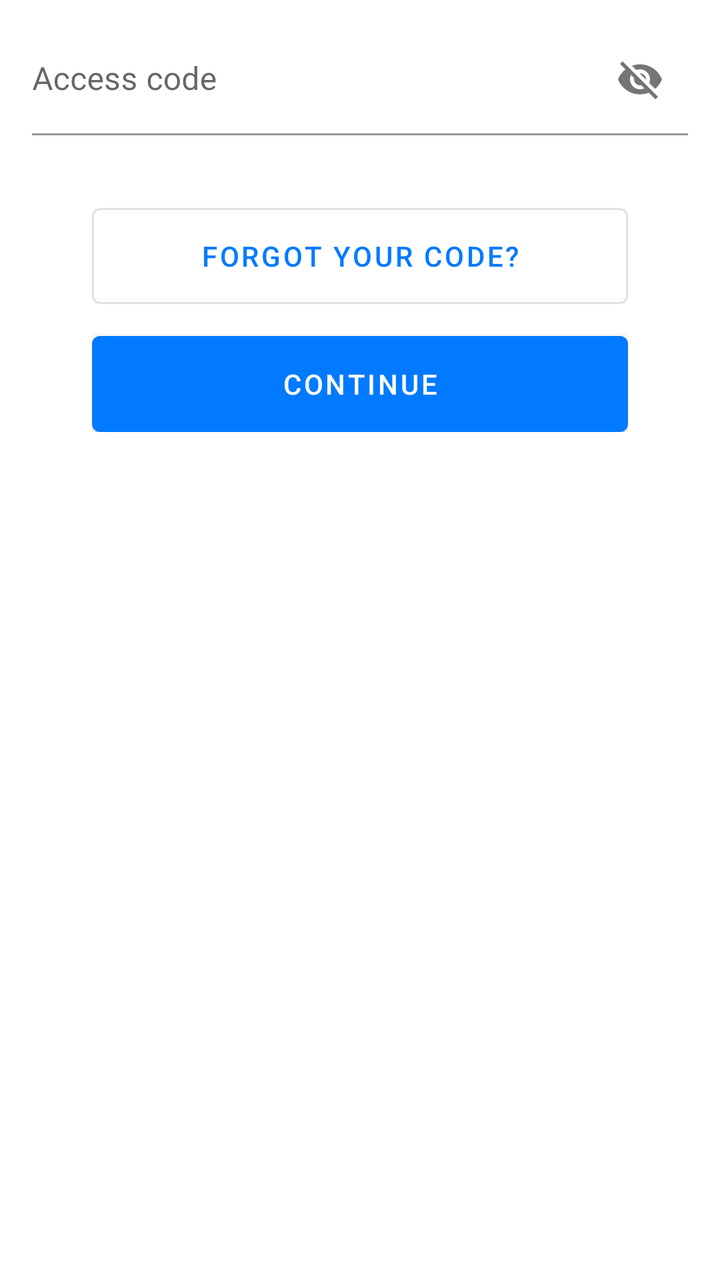
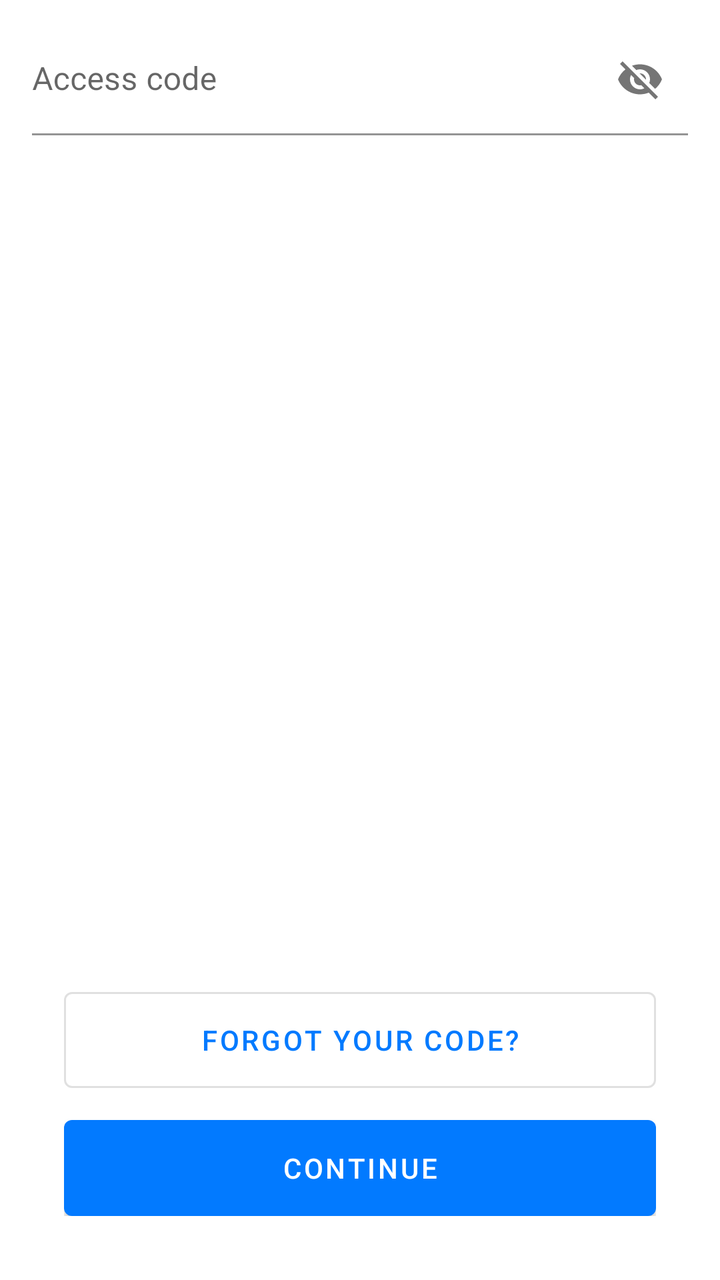

Compare the two renders of this Android layout. The source of the first and the diff that turns it into the second are given below.
<!-- AndroidManifest.xml: another module's application theme AppTheme -->
<!-- res/layout/pin_code_request_layout.xml -->
<?xml version="1.0" encoding="utf-8"?>
<androidx.constraintlayout.widget.ConstraintLayout xmlns:android="http://schemas.android.com/apk/res/android"
    xmlns:app="http://schemas.android.com/apk/res-auto"
    android:id="@+id/csPinCode"
    android:layout_width="match_parent"
    android:layout_height="@dimen/bottom_sheet_top_container_height"
    android:focusable="true"
    android:focusableInTouchMode="true">

    <FrameLayout
        android:id="@+id/flLayout"
        android:layout_width="0dp"
        android:layout_height="wrap_content"
        android:layout_marginTop="12dp"
        android:paddingStart="16dp"
        android:paddingEnd="16dp"
        app:layout_constraintEnd_toEndOf="parent"
        app:layout_constraintStart_toStartOf="parent"
        app:layout_constraintTop_toTopOf="parent">

        <com.google.android.material.textfield.TextInputLayout
            android:id="@+id/tilPinCode"
            android:layout_width="match_parent"
            android:layout_height="wrap_content"
            android:hint="@string/pin1"
            app:boxBackgroundColor="@android:color/transparent"
            app:endIconMode="password_toggle"
            app:errorIconDrawable="@null">

            <com.google.android.material.textfield.TextInputEditText
                android:id="@+id/etPinCode"
                android:layout_width="match_parent"
                android:layout_height="match_parent"
                android:background="@android:color/transparent"
                android:paddingStart="0dp"
                android:paddingEnd="0dp" />

        </com.google.android.material.textfield.TextInputLayout>

    </FrameLayout>

    <LinearLayout
        android:layout_width="match_parent"
        android:layout_height="wrap_content"
        android:orientation="vertical"
        android:layout_marginStart="46dp"
        android:layout_marginTop="@dimen/button_continue_margin_top"
        android:layout_marginEnd="46dp"
        app:layout_constraintTop_toTopOf="parent">

        <Button
            style="@style/Widget.MaterialComponents.Button.OutlinedButton"
            android:id="@+id/btnForgotCode"
            android:layout_width="match_parent"
            android:layout_height="wrap_content"
            android:insetTop="0dp"
            android:insetBottom="0dp"
            android:text="@string/reset_codes_btn_forgot_your_code"
            app:layout_constraintEnd_toEndOf="parent"
            app:layout_constraintStart_toStartOf="parent"
            app:layout_constraintTop_toTopOf="parent"
            android:layout_marginBottom="16dp"
            />

        <com.google.android.material.button.MaterialButton
            android:id="@+id/btnContinue"
            android:layout_width="match_parent"
            android:layout_height="wrap_content"
            android:insetTop="0dp"
            android:insetBottom="0dp"
            android:text="@string/common_continue"
            app:layout_constraintEnd_toEndOf="parent"
            app:layout_constraintStart_toStartOf="parent"
            app:layout_constraintTop_toTopOf="parent" />

    </LinearLayout>

</androidx.constraintlayout.widget.ConstraintLayout>
<!-- resources referenced by this layout -->
<resources>
  <dimen name="bottom_sheet_top_container_height">220dp</dimen>
  <dimen name="button_continue_margin_top">104dp</dimen>
  <string name="common_continue">Continue</string>
  <string name="pin1">Access code</string>
  <string name="reset_codes_btn_forgot_your_code" translatable="false">Forgot your code?</string>
  <style name="AppTheme" parent="Theme.MaterialComponents.DayNight.NoActionBar">
          <item name="colorPrimary">@color/primary</item>
          <item name="colorPrimaryDark">@color/primary_dark</item>
          <item name="colorOnPrimary">@color/on_primary</item>
          <item name="colorSecondary">@color/primary</item>
      </style>
  <color name="primary">#027aff</color>
  <color name="primary_dark">#0a02ff</color>
  <color name="on_primary">#FFFFFF</color>
</resources>

<!-- the commit's change to res/layout/pin_code_request_layout.xml (unified diff, before → after) -->
@@ -1,22 +1,20 @@
 <?xml version="1.0" encoding="utf-8"?>
-<androidx.constraintlayout.widget.ConstraintLayout xmlns:android="http://schemas.android.com/apk/res/android"
+<androidx.appcompat.widget.LinearLayoutCompat xmlns:android="http://schemas.android.com/apk/res/android"
     xmlns:app="http://schemas.android.com/apk/res-auto"
     android:id="@+id/csPinCode"
     android:layout_width="match_parent"
-    android:layout_height="@dimen/bottom_sheet_top_container_height"
+    android:layout_height="match_parent"
     android:focusable="true"
-    android:focusableInTouchMode="true">
+    android:focusableInTouchMode="true"
+    android:orientation="vertical">
 
     <FrameLayout
         android:id="@+id/flLayout"
-        android:layout_width="0dp"
+        android:layout_width="match_parent"
         android:layout_height="wrap_content"
         android:layout_marginTop="12dp"
         android:paddingStart="16dp"
-        android:paddingEnd="16dp"
-        app:layout_constraintEnd_toEndOf="parent"
-        app:layout_constraintStart_toStartOf="parent"
-        app:layout_constraintTop_toTopOf="parent">
+        android:paddingEnd="16dp">
 
         <com.google.android.material.textfield.TextInputLayout
             android:id="@+id/tilPinCode"
@@ -24,8 +22,8 @@
             android:layout_height="wrap_content"
             android:hint="@string/pin1"
             app:boxBackgroundColor="@android:color/transparent"
-            app:endIconMode="password_toggle"
-            app:errorIconDrawable="@null">
+            app:errorIconDrawable="@null"
+            app:passwordToggleEnabled="true">
 
             <com.google.android.material.textfield.TextInputEditText
                 android:id="@+id/etPinCode"
@@ -39,28 +37,35 @@
 
     </FrameLayout>
 
+    <View
+        android:layout_width="match_parent"
+        android:layout_height="0dp"
+        android:layout_weight="1" />
+
     <LinearLayout
         android:layout_width="match_parent"
         android:layout_height="wrap_content"
+        android:layout_marginStart="32dp"
+        android:layout_marginTop="72dp"
+        android:layout_marginEnd="32dp"
+        android:layout_marginBottom="32dp"
         android:orientation="vertical"
-        android:layout_marginStart="46dp"
-        android:layout_marginTop="@dimen/button_continue_margin_top"
-        android:layout_marginEnd="46dp"
-        app:layout_constraintTop_toTopOf="parent">
+        app:layout_constraintBottom_toBottomOf="parent"
+        app:layout_constraintEnd_toEndOf="parent"
+        app:layout_constraintStart_toStartOf="parent">
 
         <Button
+            android:id="@+id/btnForgotCode"
             style="@style/Widget.MaterialComponents.Button.OutlinedButton"
-            android:id="@+id/btnForgotCode"
             android:layout_width="match_parent"
             android:layout_height="wrap_content"
+            android:layout_marginBottom="16dp"
             android:insetTop="0dp"
             android:insetBottom="0dp"
             android:text="@string/reset_codes_btn_forgot_your_code"
             app:layout_constraintEnd_toEndOf="parent"
             app:layout_constraintStart_toStartOf="parent"
-            app:layout_constraintTop_toTopOf="parent"
-            android:layout_marginBottom="16dp"
-            />
+            app:layout_constraintTop_toTopOf="parent" />
 
         <com.google.android.material.button.MaterialButton
             android:id="@+id/btnContinue"
@@ -75,4 +80,4 @@
 
     </LinearLayout>
 
-</androidx.constraintlayout.widget.ConstraintLayout>
+</androidx.appcompat.widget.LinearLayoutCompat>
<!-- resource entries referenced after the edit -->
@@ -1,7 +1,5 @@
 <!-- resources referenced by this layout -->
 <resources>
-  <dimen name="bottom_sheet_top_container_height">220dp</dimen>
-  <dimen name="button_continue_margin_top">104dp</dimen>
   <string name="common_continue">Continue</string>
   <string name="pin1">Access code</string>
   <string name="reset_codes_btn_forgot_your_code" translatable="false">Forgot your code?</string>
